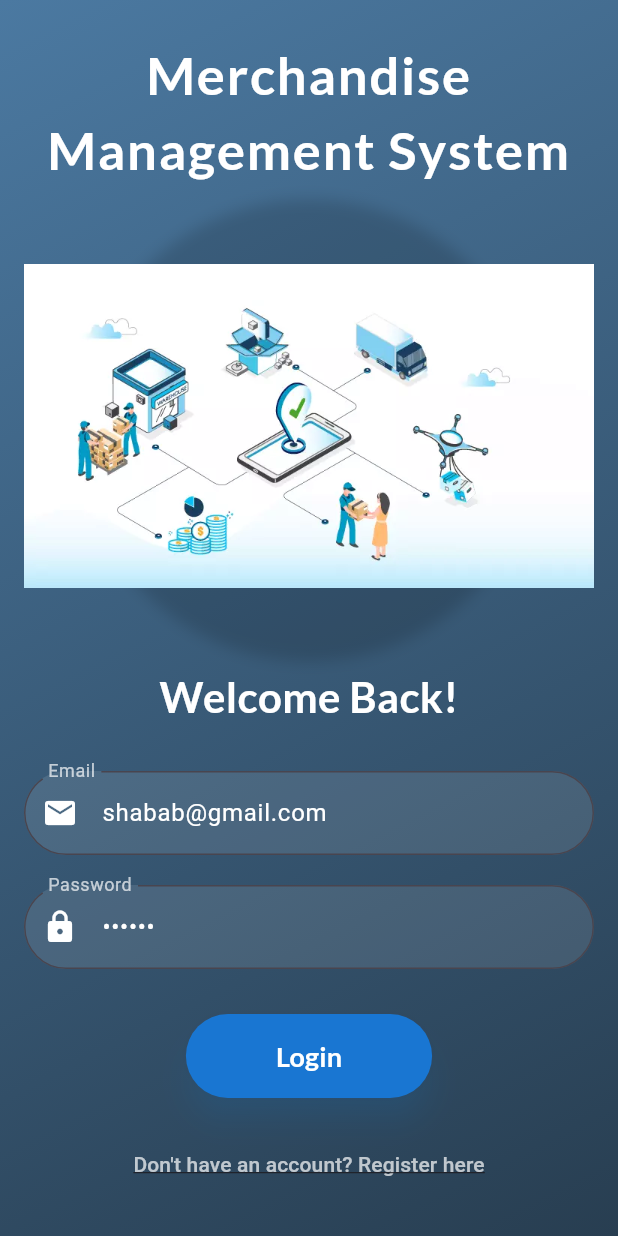
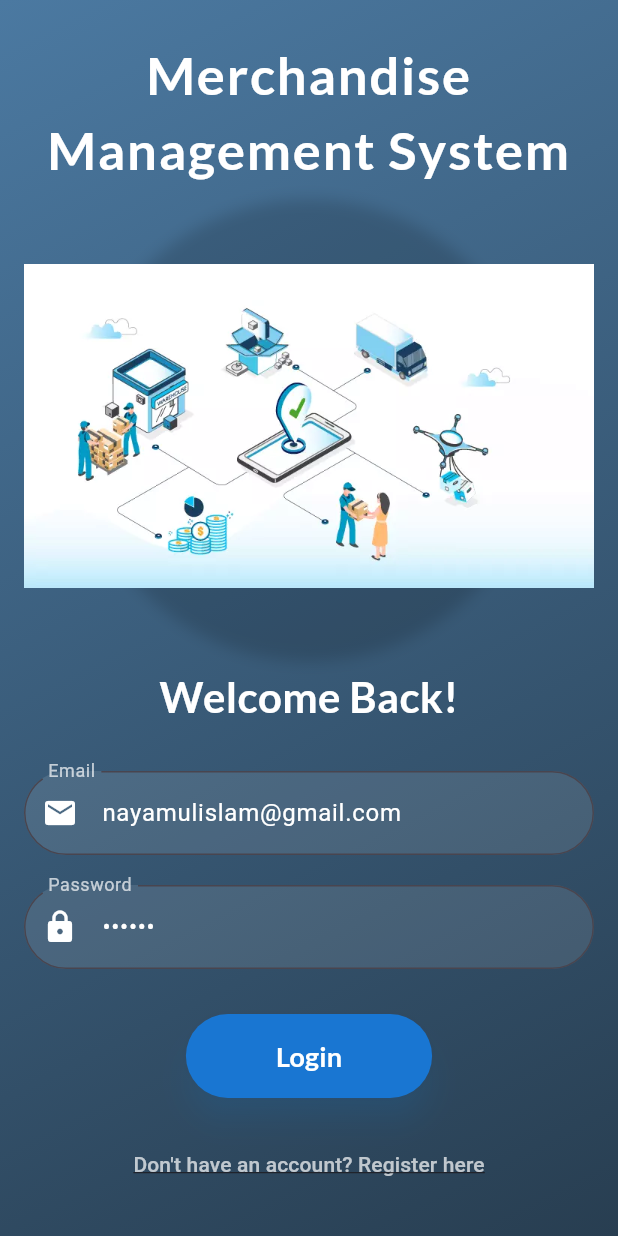
Before and after one commit to NayamulNirob/Flutter_Project, a Flutter app: the screen it shows after launch, on a phone screen of 412 x 824 dp. Run offline on Flutter 3.47's test engine with Material 3 defaults, Android fonts, the phone set to English and light mode, and no system bars; our stand-ins replace dio, flutter_secure_storage, flutter_svg, google_fonts, image_picker, shared_preferences and 1 more; missing offline and left inert: image_picker_web, jwt_decode, radio_group_v2; accounts and stored records are empty.

Commit message:
Update LogInPage.dart

```diff
--- a/merchandise_management_system/lib/pages/LogInPage.dart
+++ b/merchandise_management_system/lib/pages/LogInPage.dart
@@ -7,7 +7,7 @@ import 'package:merchandise_management_system/pages/admin_page.dart';
 import 'package:merchandise_management_system/services/AuthService.dart';
 
 class LoginPage extends StatelessWidget {
-  final TextEditingController email = TextEditingController()..text='shabab@gmail.com';
+  final TextEditingController email = TextEditingController()..text='nayamulislam@gmail.com';
   final TextEditingController password = TextEditingController()..text='123456';
 
   final store = const FlutterSecureStorage();
```
